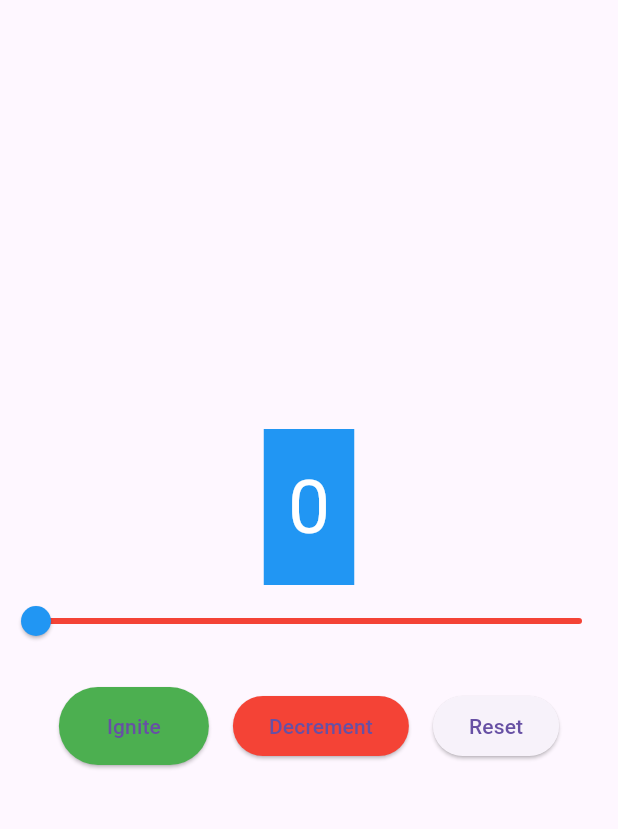
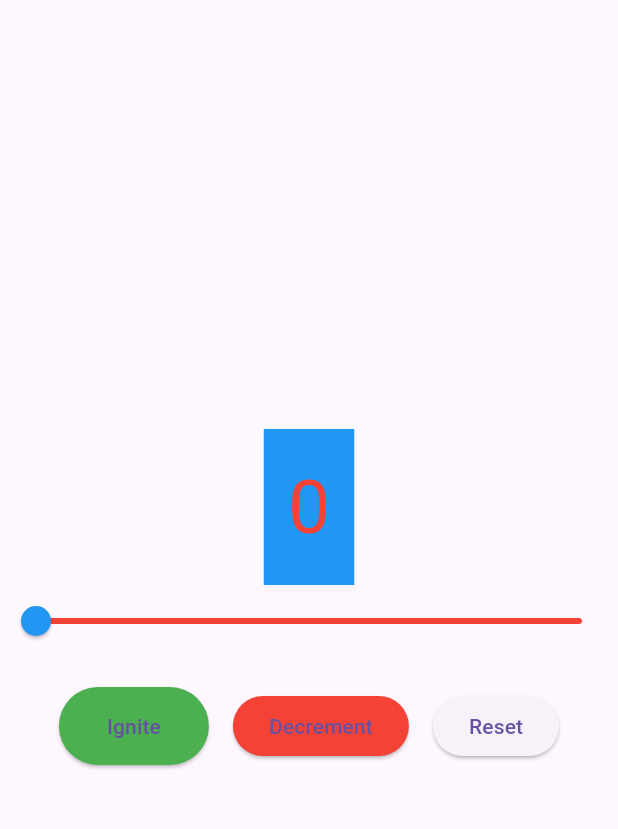
Before and after one commit to raifnjie/RocketLaunch_inclass6, a Flutter app: the screen it shows after launch, on a phone screen of 412 x 824 dp, the part 63-892 px from its top. Run offline on Flutter 3.47's test engine with Material 3 defaults, Android fonts, the phone set to English and light mode, and no system bars.

Commit message:
Fixed merge issues final

```diff
--- a/lib/main.dart
+++ b/lib/main.dart
@@ -39,6 +39,12 @@
     });
   }
 
+  Color _getStatusColor() {
+  if (_counter == 0) return Colors.red;
+  if (_counter <= 50) return Colors.orange;
+  return Colors.green;
+  }
+
   @override
   Widget build(BuildContext context) {
     return Scaffold(
@@ -54,7 +60,7 @@
               padding: const EdgeInsets.all(16),
               child: Text(
                 '$_counter',
-                style: const TextStyle(fontSize: 50.0, color: Colors.white),
+                style: TextStyle(fontSize: 50.0, color: _getStatusColor()),
               ),
             ),
           ),
```
